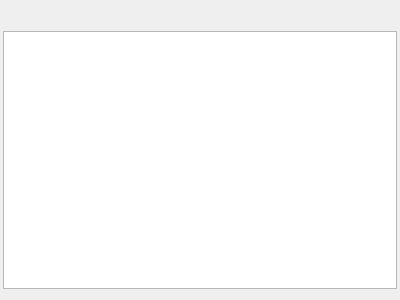
The window that quickevent/app/plugins/qml/Runs/src/eventstatisticswidget.ui (Quick-Event/quickbox) describes before a commit, drawn with Qt 5.
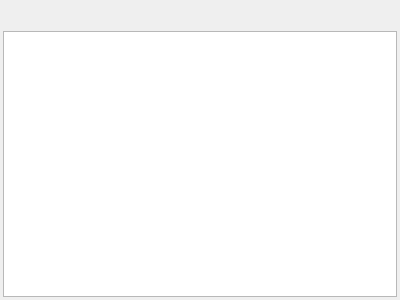
The same window after the commit. Icons and pictures are not drawn. Custom widgets are drawn as their Qt base class.

The edit to the form file:
```diff
--- a/quickevent/app/plugins/qml/Runs/src/eventstatisticswidget.ui
+++ b/quickevent/app/plugins/qml/Runs/src/eventstatisticswidget.ui
@@ -84,22 +84,12 @@
     </widget>
    </item>
    <item>
-    <widget class="qf::qmlwidgets::TableView" name="tableView"/>
-   </item>
-   <item>
-    <layout class="QHBoxLayout" name="footerLayout">
+    <layout class="QVBoxLayout" name="tableLayout">
      <property name="spacing">
       <number>0</number>
      </property>
      <item>
-      <widget class="QWidget" name="footerSpacerWidget" native="true">
-       <property name="minimumSize">
-        <size>
-         <width>5</width>
-         <height>5</height>
-        </size>
-       </property>
-      </widget>
+      <widget class="qf::qmlwidgets::TableView" name="tableView"/>
      </item>
     </layout>
    </item>
```
